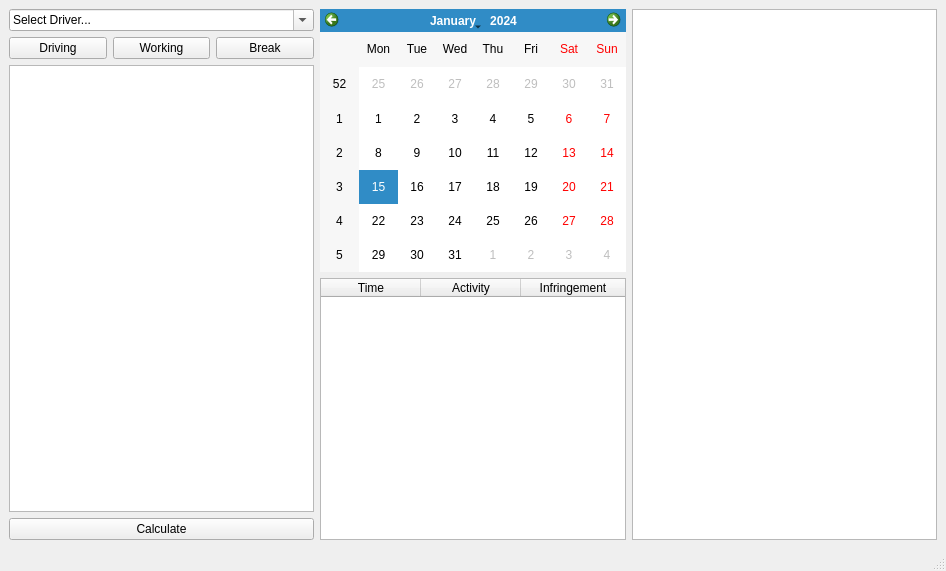
Above: UI/TachoAnalyser.ui from andystopford/TachoAnalyser before the change. Below: the same form after it.
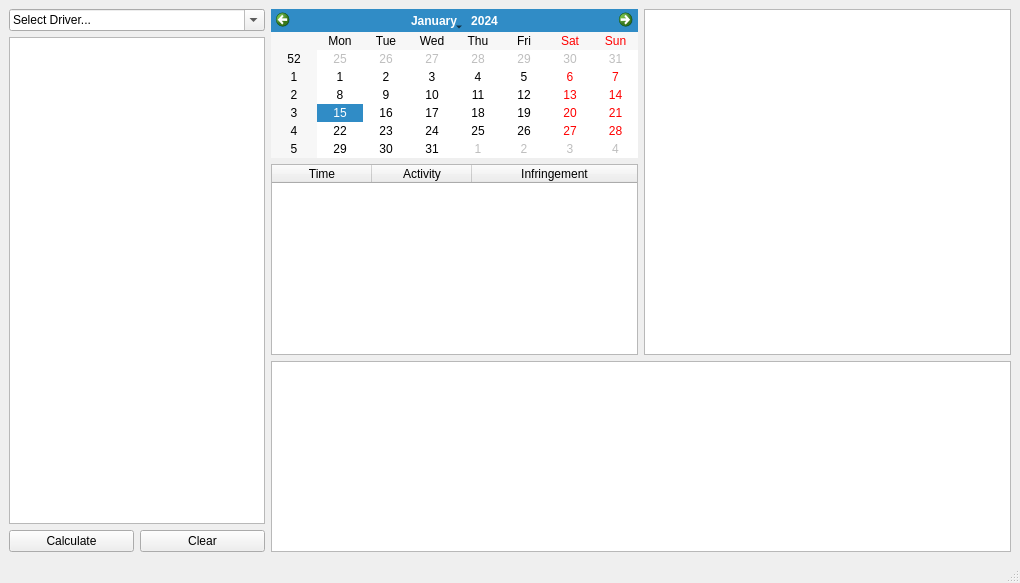
That is the form after the change.

Commit message: About to remove redundant analysis code from Break class, etc.

Diff of the .ui file:
```diff
--- a/UI/TachoAnalyser.ui
+++ b/UI/TachoAnalyser.ui
@@ -6,18 +6,16 @@
    <rect>
     <x>0</x>
     <y>0</y>
-    <width>946</width>
-    <height>571</height>
+    <width>1020</width>
+    <height>583</height>
    </rect>
   </property>
   <property name="windowTitle">
    <string>MainWindow</string>
   </property>
   <widget class="QWidget" name="centralwidget">
-   <layout class="QGridLayout" name="gridLayout">
+   <layout class="QFormLayout" name="formLayout">
     <item row="0" column="0">
-     <layout class="QVBoxLayout" name="verticalLayout_2">
-      <item>
        <layout class="QVBoxLayout" name="verticalLayout">
         <item>
          <widget class="QComboBox" name="selectDriver">
@@ -35,45 +33,33 @@
          </widget>
         </item>
         <item>
-         <layout class="QHBoxLayout" name="horizontalLayout">
-          <item>
-           <widget class="QPushButton" name="buttonDriving">
-            <property name="text">
-             <string>Driving</string>
-            </property>
-           </widget>
-          </item>
-          <item>
-           <widget class="QPushButton" name="buttonWorking">
-            <property name="text">
-             <string>Working</string>
-            </property>
-           </widget>
-          </item>
-          <item>
-           <widget class="QPushButton" name="buttonBreak">
-            <property name="text">
-             <string>Break</string>
-            </property>
-           </widget>
-          </item>
-         </layout>
-        </item>
-       </layout>
-      </item>
-      <item>
        <widget class="QTextEdit" name="textInput"/>
       </item>
       <item>
+       <layout class="QHBoxLayout" name="horizontalLayout">
+        <item>
        <widget class="QPushButton" name="buttonCalc">
         <property name="text">
          <string>Calculate</string>
         </property>
        </widget>
       </item>
+        <item>
+         <widget class="QPushButton" name="buttonClear">
+          <property name="text">
+           <string>Clear</string>
+          </property>
+         </widget>
+        </item>
+       </layout>
+      </item>
      </layout>
     </item>
     <item row="0" column="1">
+     <layout class="QVBoxLayout" name="verticalLayout_4">
+      <item>
+       <layout class="QHBoxLayout" name="horizontalLayout_2">
+        <item>
      <layout class="QVBoxLayout" name="verticalLayout_3">
       <item>
        <widget class="QCalendarWidget" name="calendar"/>
@@ -105,10 +91,17 @@
       </item>
      </layout>
     </item>
-    <item row="0" column="2">
+        <item>
      <widget class="QListWidget" name="synopsis"/>
     </item>
    </layout>
+      </item>
+      <item>
+       <widget class="QGraphicsView" name="workGraph"/>
+      </item>
+     </layout>
+    </item>
+   </layout>
    <zorder></zorder>
    <zorder>textInput</zorder>
    <zorder>buttonCalc</zorder>
```
Left out of the diff: 5 changed lines with no effect on the pictures. Lines whose indentation alone changed are shown as unchanged. The commit also changes 4 other files.
